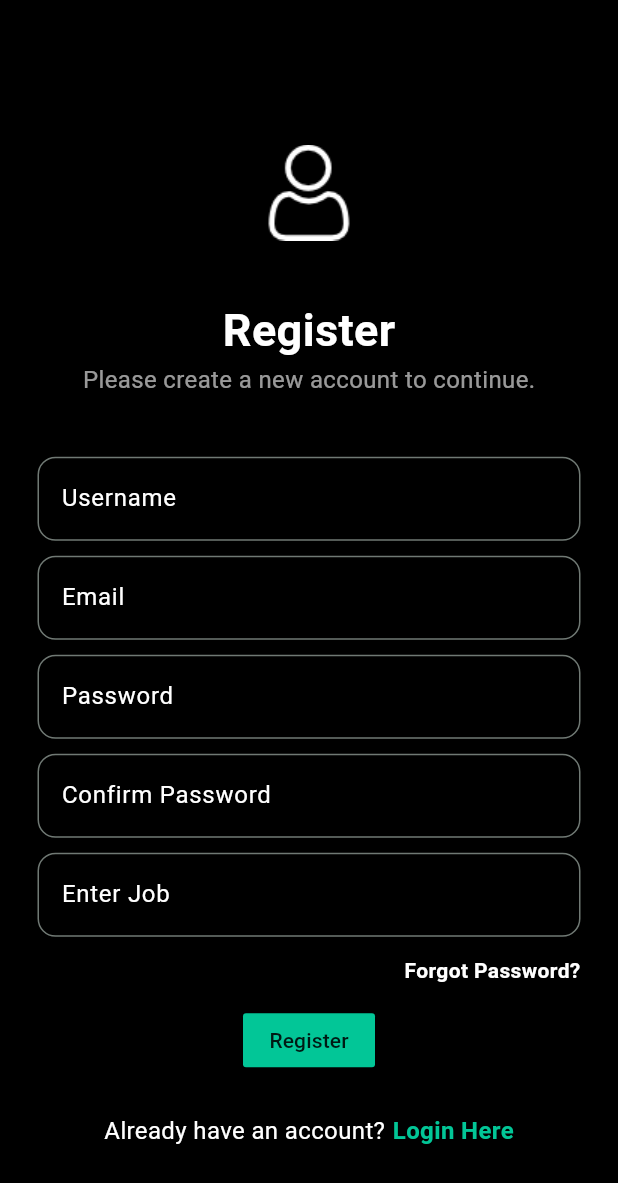
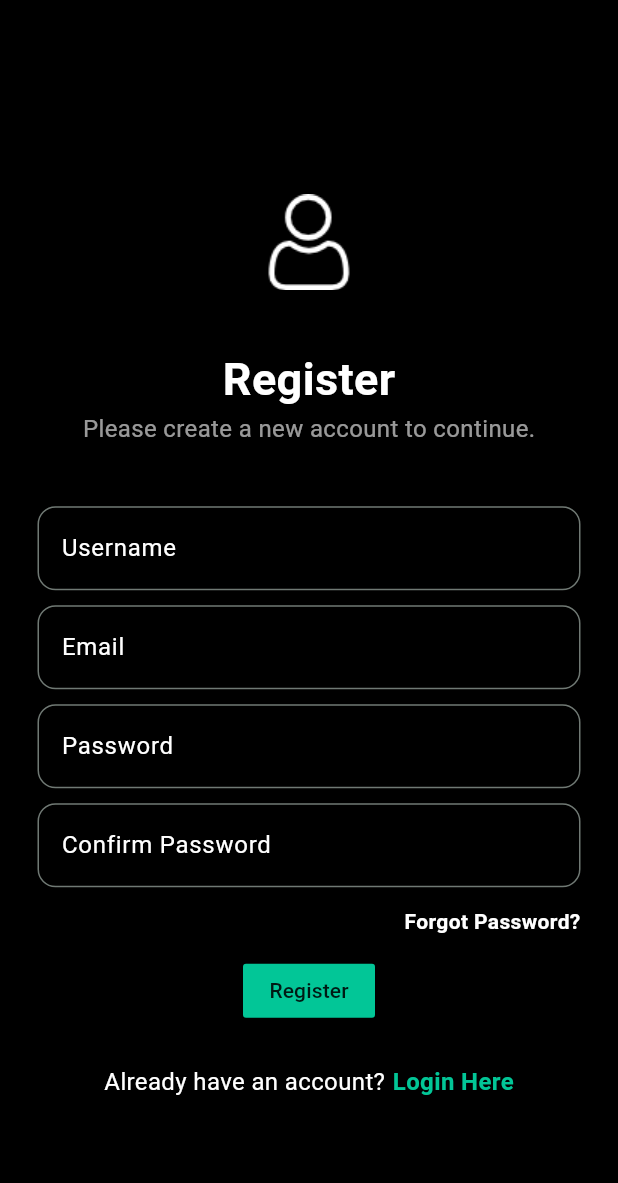
Before and after one commit to Sthabiso10/Wager-App, a Flutter app: the RegisterView screen opened directly, on a phone screen of 412 x 824 dp. Shown: the top 1183 px of the screen. Run offline on Flutter 3.47's test engine with Material 3 defaults, Android fonts, the phone set to English and light mode, and no system bars; our stand-ins replace cloud_firestore, firebase_auth, firebase_core, get_it, google_fonts, google_nav_bar and 1 more; accounts and stored records are empty; Roboto replaces fonts that are missing (Ubuntu).

Commit message:
Update register_view.dart

```diff
--- a/lib/app/register/register_view/register_view.dart
+++ b/lib/app/register/register_view/register_view.dart
@@ -77,14 +77,6 @@ class _RegisterViewState extends State<RegisterView> {
                   const SizedBox(
                     height: 10,
                   ),
-                  MyTextField(
-                    hintText: 'Enter Job',
-                    obscureText: false,
-                    controller: model.jobController,
-                  ),
-                  const SizedBox(
-                    height: 10,
-                  ),
                   Row(
                     mainAxisAlignment: MainAxisAlignment.end,
                     children: [
```
